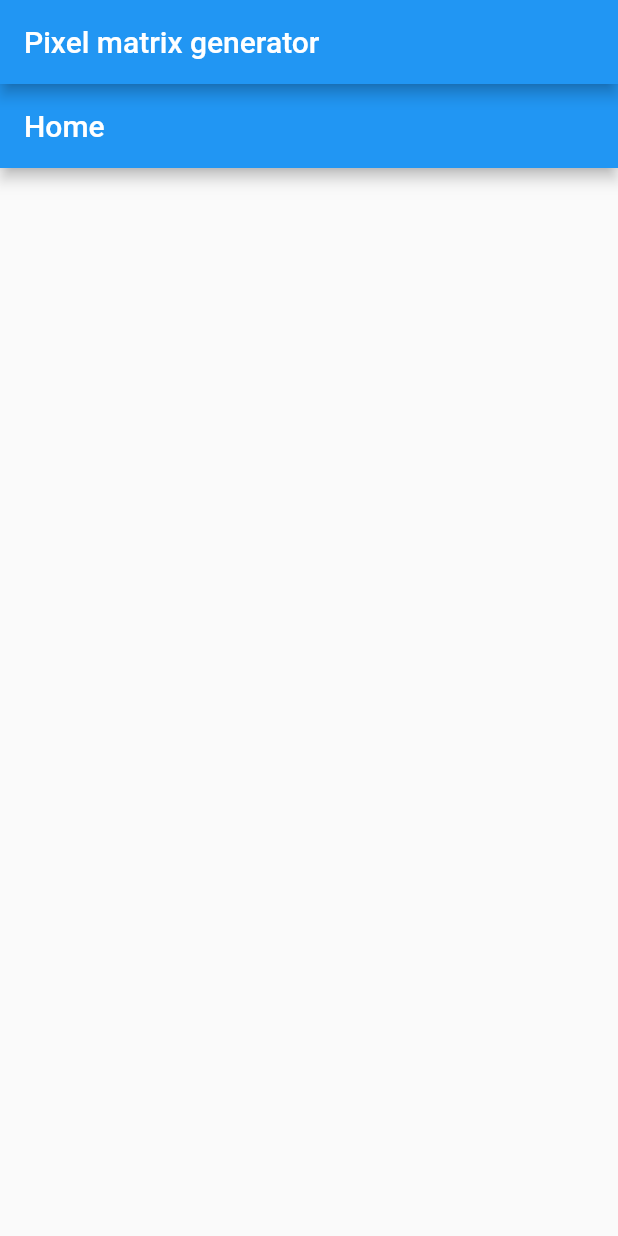
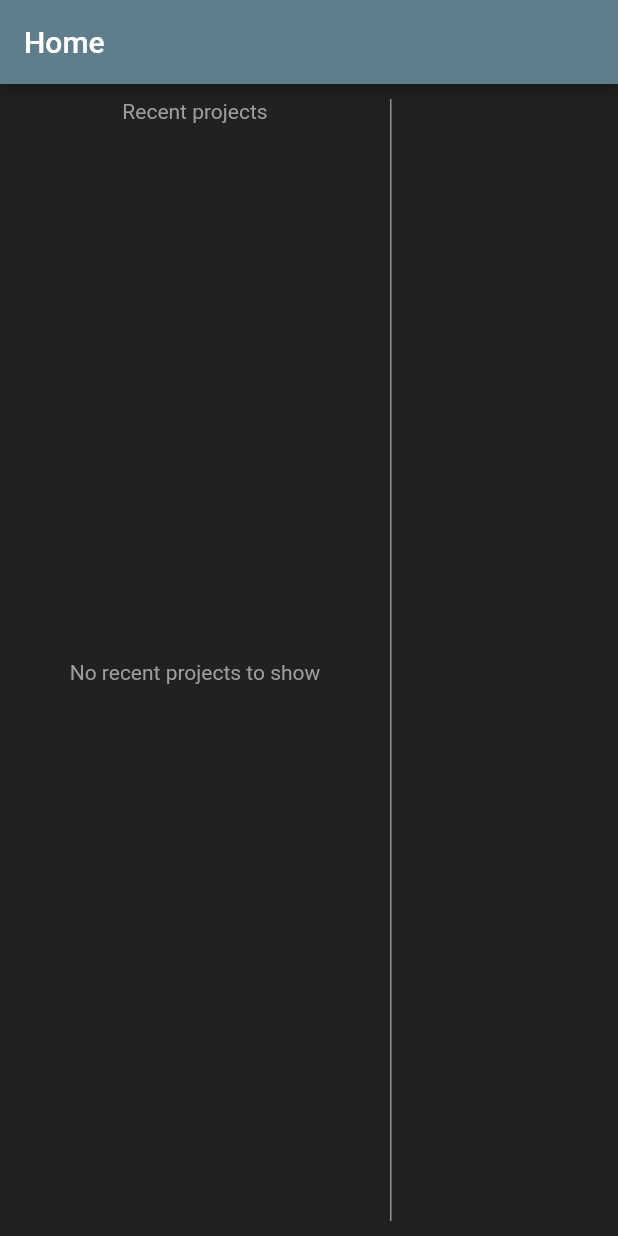
Before and after one commit to yhungp/pixel_generator, a Flutter app: the screen it shows after launch, on a phone screen of 412 x 824 dp. Run offline on Flutter 3.47's test engine with Material 2 defaults, Android fonts, the phone set to English and light mode, and no system bars.

Commit message:
lib/home/home.dart - home page started
lib/language/home.dart
- language texts for home page

main.dart
- setRoute function created

styles.dart
- created to store app styles

vertical_line.dart
- created

```diff
--- a/lib/home/home.dart
+++ b/lib/home/home.dart
@@ -1,7 +1,24 @@
+// ignore_for_file: prefer_const_constructors, prefer_const_literals_to_create_immutables
+
+import 'dart:io';
+
+import 'package:calculator/language/home.dart';
+import 'package:calculator/styles/styles.dart';
+import 'package:calculator/widgets/vertical_line.dart';
 import 'package:flutter/material.dart';
 
 class HomePage extends StatefulWidget {
-  const HomePage({Key? key, required this.title}) : super(key: key);
+  Function setRoute;
+  bool darkTheme;
+  int language;
+
+  HomePage(
+      {Key? key,
+      required this.title,
+      required this.setRoute,
+      required this.darkTheme,
+      required this.language})
+      : super(key: key);
 
   final String title;
 
@@ -10,19 +27,83 @@ class HomePage extends StatefulWidget {
 }
 
 class _HomePageState extends State<HomePage> {
+  bool darkTheme = false;
+  int language = 0;
+
+  List recentProjectHistory = [];
+
   @override
   void initState() {
+    darkTheme = widget.darkTheme;
+    language = widget.language;
+
     super.initState();
   }
 
   @override
   Widget build(BuildContext context) {
-    return Scaffold(
-      appBar: AppBar(
-        title: Text(widget.title),
-      ),
-      body: Column(
-        children: [],
+    return Container(
+      color: blackTheme(darkTheme),
+      padding: const EdgeInsets.all(5.0),
+      child: Column(
+        children: [
+          Expanded(
+              child: Row(
+            children: [
+              Container(
+                width: 250,
+                padding: const EdgeInsets.all(5.0),
+                child: Column(
+                  crossAxisAlignment: CrossAxisAlignment.start,
+                  children: [
+                    Center(
+                      child: Text(
+                        recentProjects(language),
+                        style: TextStyle(color: textColor(darkTheme)),
+                      ),
+                    ),
+                    Expanded(
+                        child: recentProjectHistory.isEmpty
+                            ? Center(
+                                child: Text(noRecentProjectsToShow(language),
+                                    textAlign: TextAlign.center,
+                                    style:
+                                        TextStyle(color: textColor(darkTheme))),
+                              )
+                            : ListView.builder(
+                                itemCount: recentProjectHistory.length,
+                                itemBuilder: (context, index) {
+                                  return ListTile(
+                                    title: Tooltip(
+                                      verticalOffset: 8,
+                                      message: recentProjectHistory[index],
+                                      child: Text(recentProjectHistory[index],
+                                          overflow: TextOverflow.ellipsis,
+                                          style: TextStyle(
+                                              color: textColor(darkTheme))),
+                                    ),
+                                  );
+                                },
+                              ))
+                  ],
+                ),
+              ),
+              VerticalLine()
+            ],
+          )),
+          // Row(
+          //   mainAxisAlignment: MainAxisAlignment.end,
+          //   children: [
+          //     Container(
+          //       padding: EdgeInsets.all(5),
+          //       decoration: BoxDecoration(
+          //           color: blueTheme(darkTheme),
+          //           borderRadius: BorderRadius.all(Radius.circular(5))),
+          //       child: Text("New"),
+          //     )
+          //   ],
+          // )
+        ],
       ),
     );
   }
--- /dev/null
+++ b/lib/language/home.dart
@@ -0,0 +1,17 @@
+recentProjects(int language) {
+  switch (language) {
+    case 0:
+      return "Recent projects";
+    case 1:
+      return "Proyectos recientes";
+  }
+}
+
+noRecentProjectsToShow(int language) {
+  switch (language) {
+    case 0:
+      return "No recent projects to show";
+    case 1:
+      return "No hayroyectos recientes para mostrar";
+  }
+}
--- a/lib/main.dart
+++ b/lib/main.dart
@@ -1,12 +1,9 @@
 // ignore_for_file: prefer_const_literals_to_create_immutables
-
-import 'dart:math';
 
 import 'package:calculator/home/home.dart';
 import 'package:calculator/matrix_creation/matrix_creation.dart';
-import 'package:calculator/new_project/new_project.dart';
+import 'package:calculator/styles/styles.dart';
 import 'package:flutter/gestures.dart';
-import 'package:flutter/rendering.dart';
 import 'package:flutter/material.dart';
 
 void main() async {
@@ -58,6 +55,11 @@ class MyHomePage extends StatefulWidget {
 
 class _MyHomePageState extends State<MyHomePage> {
   String route = "home";
+  String title = "Home";
+
+  bool darkTheme = true;
+
+  int language = 0;
 
   @override
   void initState() {
@@ -68,16 +70,28 @@ class _MyHomePageState extends State<MyHomePage> {
   Widget build(BuildContext context) {
     return Scaffold(
       appBar: AppBar(
-        title: Text(widget.title),
+        backgroundColor: blueTheme(darkTheme),
+        title: Text(title),
       ),
-      body: routes(route),
+      body: Container(child: routes(route)),
     );
+  }
+
+  setRoute(String r, String t) {
+    setState(() {
+      route = r;
+      title = t;
+    });
   }
 
   routes(String value) {
     switch (value) {
       case "home":
-        return const HomePage(title: "Home");
+        return HomePage(
+            title: "Home",
+            setRoute: setRoute,
+            darkTheme: darkTheme,
+            language: language);
       case "matrix_creation":
         return const MatrixCreation(title: "Matrix creation");
     }
--- /dev/null
+++ b/lib/styles/styles.dart
@@ -0,0 +1,17 @@
+import 'package:flutter/material.dart';
+
+blueTheme(bool darkTheme) {
+  return darkTheme ? Colors.blueGrey : Colors.blue;
+}
+
+blackTheme(bool darkTheme) {
+  return darkTheme ? Colors.black87 : Colors.white;
+}
+
+verticalLine() {
+  return const Color.fromARGB(255, 150, 150, 150);
+}
+
+textColor(bool darkTheme) {
+  return darkTheme ? Colors.grey : Colors.black87;
+}
--- /dev/null
+++ b/lib/widgets/vertical_line.dart
@@ -0,0 +1,16 @@
+import 'package:calculator/styles/styles.dart';
+import 'package:flutter/material.dart';
+
+class VerticalLine extends StatelessWidget {
+  const VerticalLine({super.key});
+
+  @override
+  Widget build(BuildContext context) {
+    return Container(
+      width: 1,
+      height: double.infinity,
+      color: verticalLine(),
+      margin: const EdgeInsets.all(5),
+    );
+  }
+}
```
